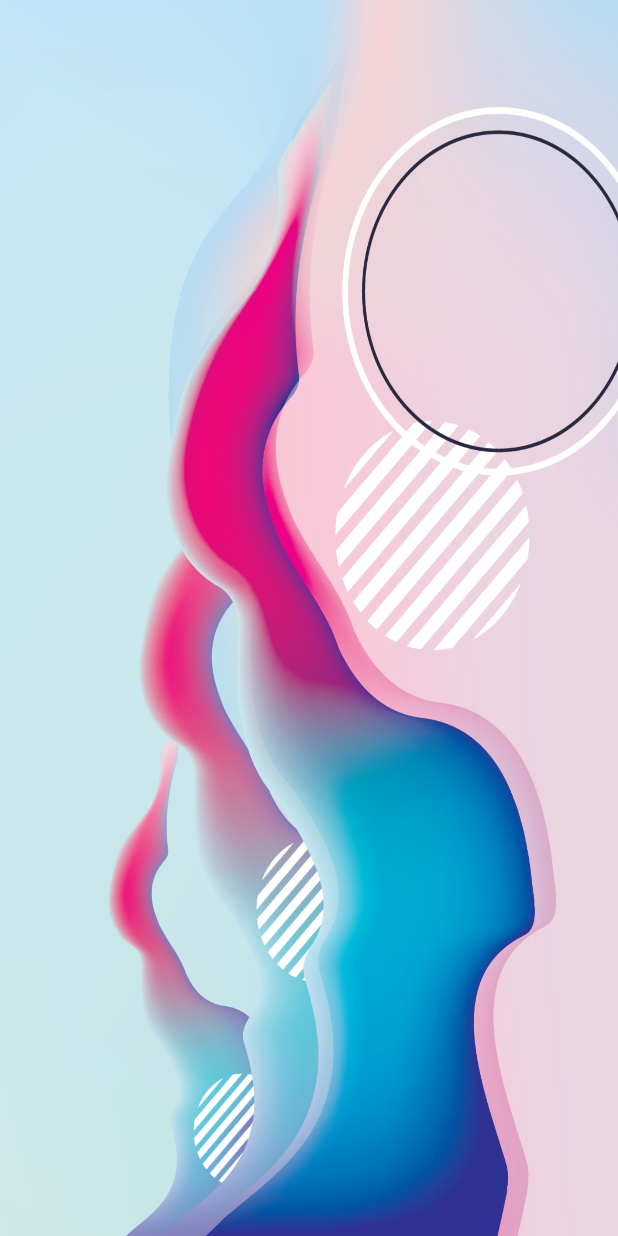
After one commit to HSR-Cheat-Sheets/mge-miniprojekt, an Android app: the SplashscreenActivity screen opened directly, with no data from a screen before it, on a phone screen of 412 x 824 dp. The commit adds this screen. Run offline under Robolectric (Android 15) with nearby library versions, the phone set to English and light mode, and no system bars; 1 statement that could not run was skipped.

Commit message:
add splashscreen

```diff
--- /dev/null
+++ b/app/app/src/main/java/ch/zice/spp/SplashscreenActivity.kt
@@ -0,0 +1,31 @@
+package ch.zice.spp
+
+import android.content.Intent
+import androidx.appcompat.app.AppCompatActivity
+import android.os.Bundle
+import android.os.Handler
+import android.view.Window
+import android.view.WindowManager
+
+class SplashscreenActivity : AppCompatActivity() {
+    override fun onCreate(savedInstanceState: Bundle?) {
+
+        requestWindowFeature(Window.FEATURE_NO_TITLE); //will hide the title
+        supportActionBar?.hide(); // hide the title bar
+
+
+
+        super.onCreate(savedInstanceState)
+        setContentView(R.layout.activity_splashscreen)
+
+        @Suppress("DEPRECATION")
+       Handler().postDelayed(
+           {
+               startActivity(Intent(this, WelcomeActivity::class.java))
+               finish()
+           }, 1000
+       )
+
+
+    }
+}
--- /dev/null
+++ b/app/app/src/main/res/layout/activity_splashscreen.xml
@@ -0,0 +1,12 @@
+<?xml version="1.0" encoding="utf-8"?>
+<androidx.constraintlayout.widget.ConstraintLayout xmlns:android="http://schemas.android.com/apk/res/android"
+    xmlns:app="http://schemas.android.com/apk/res-auto"
+    xmlns:tools="http://schemas.android.com/tools"
+    android:layout_width="match_parent"
+    android:layout_height="match_parent"
+    tools:context=".SplashscreenActivity"
+    android:background="@drawable/splashscreen"
+
+    >
+
+</androidx.constraintlayout.widget.ConstraintLayout>
--- a/app/app/src/main/res/values/themes.xml
+++ b/app/app/src/main/res/values/themes.xml
@@ -36,4 +36,9 @@
         <item name="backgroundTint">@color/primaryColor</item>
     </style>
 
+    <style name="NoActionBar">
+        <item name="windowActionBar">false</item>
+        <item name="windowNoTitle">true</item>
+    </style>
+
 </resources>
```
Also changed, not shown: app/app/src/main/AndroidManifest.xml (+8 -4 lines), app/app/src/main/res/drawable/splashscreen.png (added), app/app/src/main/res/values/strings.xml (indentation only), 2 other files.
